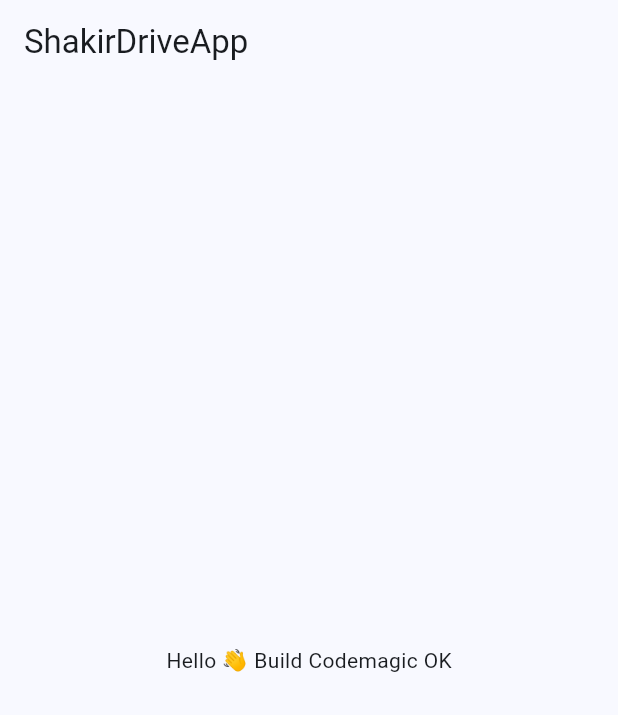
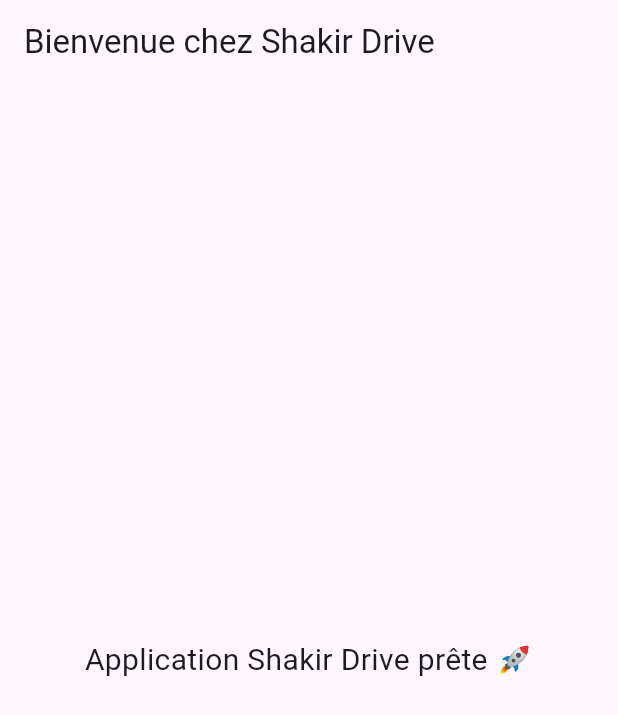
Before and after one commit to aalexx59-png/ShakirDriveApp, a Flutter app: the screen it shows after launch, on a phone screen of 412 x 824 dp. Shown: the top 715 px of the screen. Run offline on Flutter 3.47's test engine with Material 3 defaults, Android fonts, the light colour scheme and no system bars.

Commit message:
Update main.dart

```diff
--- a/lib/main.dart
+++ b/lib/main.dart
@@ -10,9 +10,10 @@ class MyApp extends StatelessWidget {
   @override
   Widget build(BuildContext context) {
     return MaterialApp(
-      title: 'ShakirDriveApp',
+      debugShowCheckedModeBanner: false, // enlève la bannière "debug"
+      title: 'Shakir Drive',
       theme: ThemeData(
-        colorSchemeSeed: Colors.blue,
+        primarySwatch: Colors.blue,
         useMaterial3: true,
       ),
       home: const HomePage(),
@@ -26,9 +27,14 @@ class HomePage extends StatelessWidget {
   @override
   Widget build(BuildContext context) {
     return Scaffold(
-      appBar: AppBar(title: const Text('ShakirDriveApp')),
+      appBar: AppBar(
+        title: const Text("Bienvenue chez Shakir Drive"),
+      ),
       body: const Center(
-        child: Text('Hello 👋 Build Codemagic OK'),
+        child: Text(
+          "Application Shakir Drive prête 🚀",
+          style: TextStyle(fontSize: 20),
+        ),
       ),
     );
   }
```
